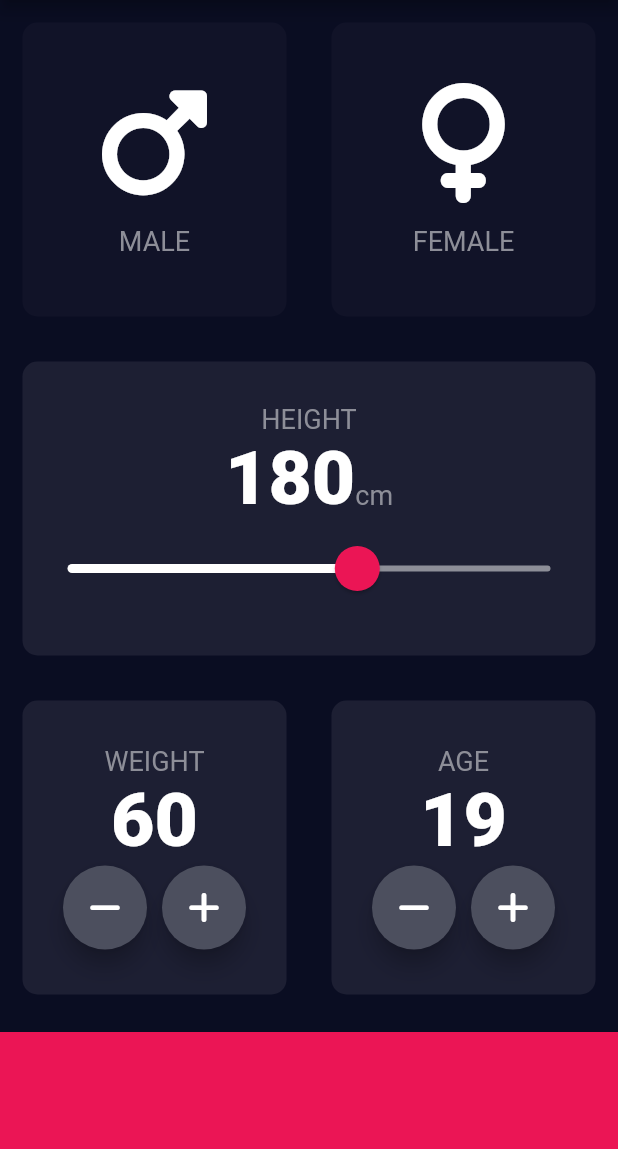
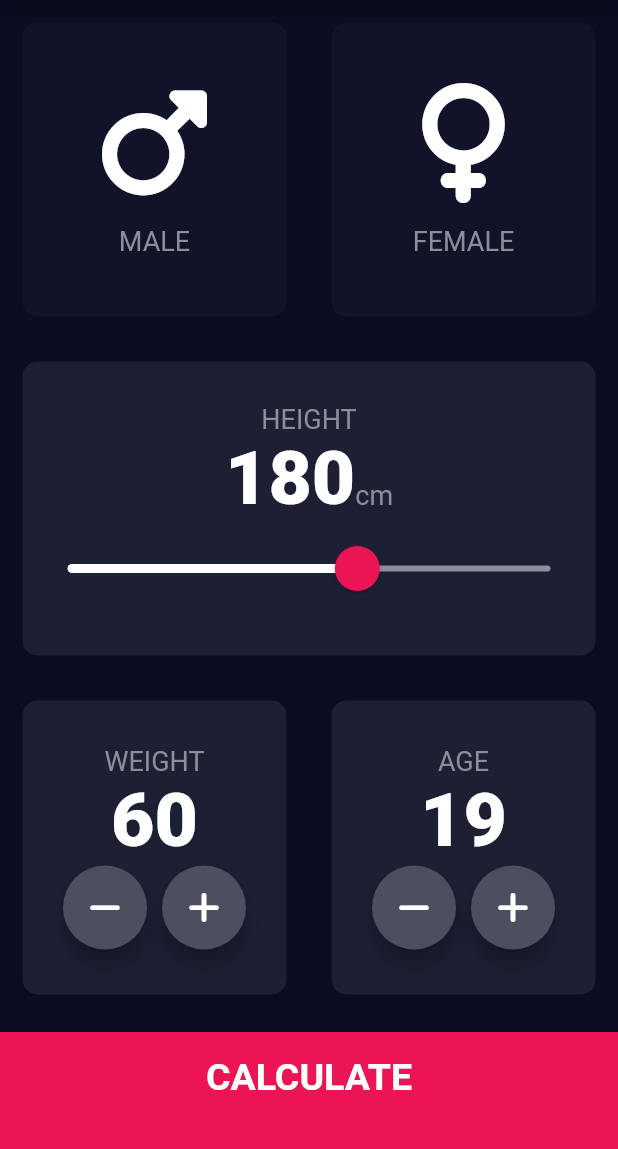
Before and after one commit to uba2000/bmi_calculator, a Flutter app: the screen it shows after launch, on a phone screen of 412 x 824 dp, the part 84-1233 px from its top. Run offline on Flutter 3.47's test engine with Material 2 defaults, Android fonts, the phone set to English and light mode, and no system bars; our stand-ins replace font_awesome_flutter.

```diff
--- /dev/null
+++ b/lib/components/bottom_button.dart
@@ -0,0 +1,29 @@
+import 'package:flutter/material.dart';
+import 'package:bmi_calculator/constants.dart';
+
+class BottomButton extends StatelessWidget {
+  BottomButton({this.tapGesture, @required this.buttonText});
+
+  final Function? tapGesture;
+  final String? buttonText;
+
+  @override
+  Widget build(BuildContext context) {
+    return GestureDetector(
+      onTap: () => {tapGesture!()},
+      child: Container(
+        child: Center(
+          child: Text(
+            buttonText ?? '',
+            style: kLargeButtonTextStyle,
+          ),
+        ),
+        color: kBottomContainerColor,
+        margin: EdgeInsets.only(top: 10.0),
+        padding: EdgeInsets.only(bottom: 20.0),
+        width: double.infinity,
+        height: kBottomContainerHeight,
+      ),
+    );
+  }
+}
--- a/lib/icon_content.dart
+++ b/lib/components/icon_content.dart
@@ -1,6 +1,6 @@
 import 'package:flutter/material.dart';
 import 'package:font_awesome_flutter/font_awesome_flutter.dart';
-import 'constants.dart';
+import 'package:bmi_calculator/constants.dart';
 
 class IconContent extends StatelessWidget {
   IconContent({required this.label, @required this.icon});
--- /dev/null
+++ b/lib/components/round_icon_button.dart
@@ -0,0 +1,25 @@
+import 'package:flutter/material.dart';
+
+class RoundIconButton extends StatelessWidget {
+  RoundIconButton({required this.icon, required this.onPressed});
+
+  final IconData icon;
+  final Function onPressed;
+
+  @override
+  Widget build(BuildContext context) {
+    return RawMaterialButton(
+      child: Icon(icon),
+      elevation: 6.0,
+      constraints: BoxConstraints.tightFor(
+        width: 56.0,
+        height: 56.0,
+      ),
+      shape: CircleBorder(),
+      fillColor: Color(0xFF4C4F5E),
+      onPressed: () {
+        onPressed();
+      },
+    );
+  }
+}
--- a/lib/constants.dart
+++ b/lib/constants.dart
@@ -11,3 +11,17 @@ const kLabelTextStyle = TextStyle(
 );
 
 const kNumberTextStyle = TextStyle(fontSize: 50.0, fontWeight: FontWeight.w900);
+
+const kLargeButtonTextStyle =
+    TextStyle(fontSize: 25.0, fontWeight: FontWeight.bold);
+
+const kTitleTextStyle = TextStyle(fontSize: 50.0, fontWeight: FontWeight.bold);
+
+const kResultTextStyle = TextStyle(
+    color: Color(0xFF24D876), fontSize: 22.0, fontWeight: FontWeight.bold);
+
+const kBMITextStyle = TextStyle(fontSize: 100.0, fontWeight: FontWeight.bold);
+
+const kBodyTextStyle = TextStyle(
+  fontSize: 22.0,
+);
--- a/lib/main.dart
+++ b/lib/main.dart
@@ -1,5 +1,5 @@
 import 'package:flutter/material.dart';
-import 'input_page.dart';
+import 'package:bmi_calculator/screens/input_page.dart';
 
 void main() => runApp(BMICalculator());
 
--- a/lib/input_page.dart
+++ b/lib/screens/input_page.dart
@@ -1,9 +1,11 @@
 import 'package:flutter/material.dart';
 import 'package:font_awesome_flutter/font_awesome_flutter.dart';
-
-import 'icon_content.dart';
-import 'reusable_card.dart';
-import 'constants.dart';
+import 'package:bmi_calculator/components/bottom_button.dart';
+import 'package:bmi_calculator/components/icon_content.dart';
+import 'package:bmi_calculator/components/reusable_card.dart';
+import 'package:bmi_calculator/components/round_icon_button.dart';
+import 'package:bmi_calculator/constants.dart';
+import 'package:bmi_calculator/screens/results_page.dart';
 
 enum Gender {
   male,
@@ -202,11 +204,12 @@ class _InputPageState extends State<InputPage> {
                 ],
               ),
             ),
-            Container(
-              color: kBottomContainerColor,
-              margin: EdgeInsets.only(top: 10.0),
-              width: double.infinity,
-              height: kBottomContainerHeight,
+            BottomButton(
+              buttonText: 'CALCULATE',
+              tapGesture: () => {
+                Navigator.push(context,
+                    MaterialPageRoute(builder: (context) => ResultsPage()))
+              },
             ),
           ],
         ),
@@ -214,27 +217,3 @@ class _InputPageState extends State<InputPage> {
     );
   }
 }
-
-class RoundIconButton extends StatelessWidget {
-  RoundIconButton({required this.icon, required this.onPressed});
-
-  final IconData icon;
-  final Function onPressed;
-
-  @override
-  Widget build(BuildContext context) {
-    return RawMaterialButton(
-      child: Icon(icon),
-      elevation: 6.0,
-      constraints: BoxConstraints.tightFor(
-        width: 56.0,
-        height: 56.0,
-      ),
-      shape: CircleBorder(),
-      fillColor: Color(0xFF4C4F5E),
-      onPressed: () {
-        onPressed();
-      },
-    );
-  }
-}
```
Also changed, not shown: lib/screens/results_page.dart (added, +56 -0 lines), lib/components/reusable_card.dart (renamed from lib/reusable_card.dart).
